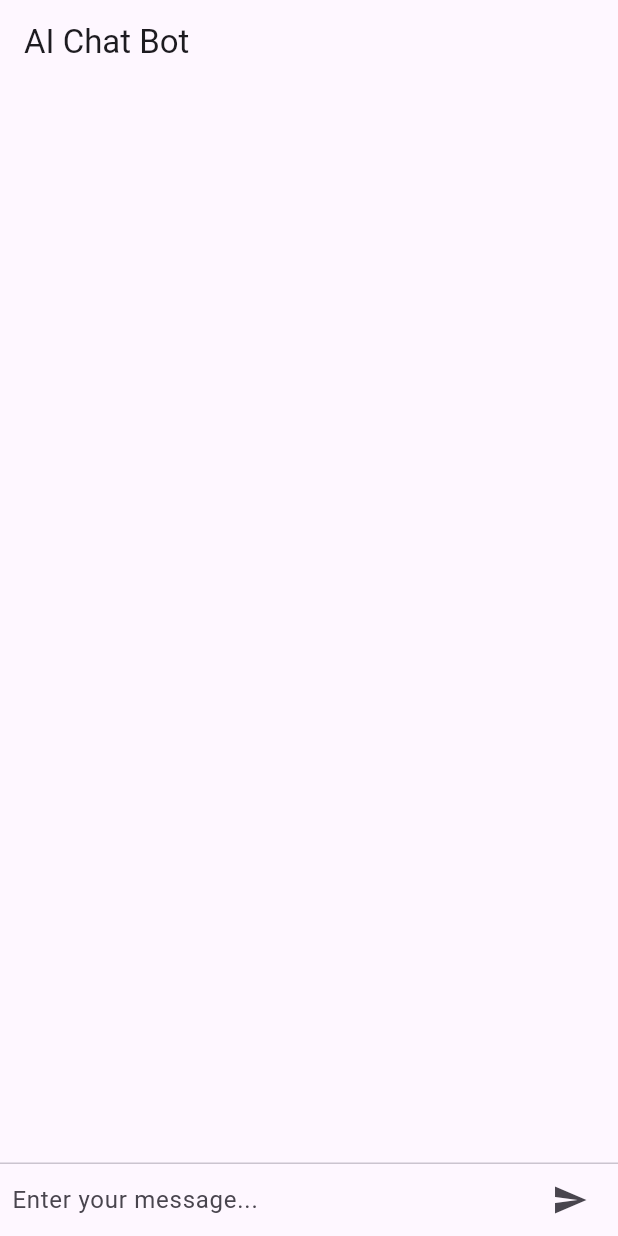
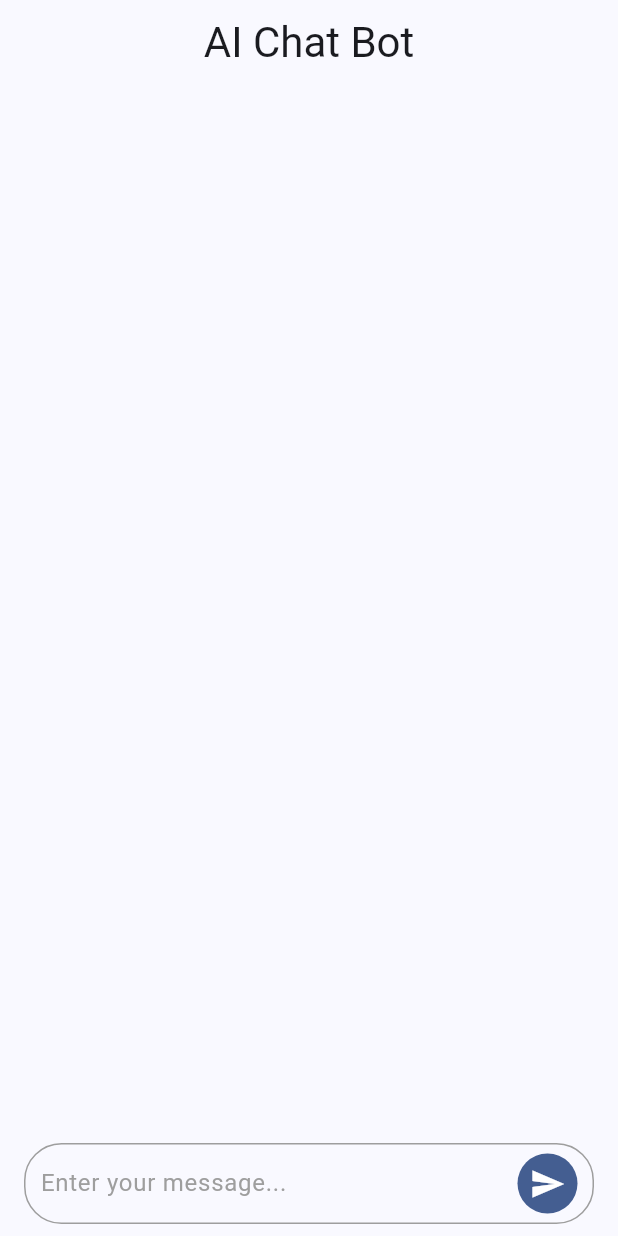
Before and after one commit to SKSritharan/flutter-playground, a Flutter app: the screen it shows after launch, on a phone screen of 412 x 824 dp. Run offline on Flutter 3.47's test engine with Material 3 defaults, Android fonts, the light colour scheme and no system bars; our stand-ins replace google_fonts, google_generative_ai, lucide_icons, share_plus, shimmer.

Commit message:
UI customization & env config

```diff
--- a/ai_chat_bot/lib/main.dart
+++ b/ai_chat_bot/lib/main.dart
@@ -14,7 +14,7 @@ class MyApp extends StatelessWidget {
     return MaterialApp(
       title: 'AI Chat Bot',
       theme: ThemeData(
-        colorScheme: ColorScheme.fromSeed(seedColor: Colors.deepPurple),
+        colorScheme: ColorScheme.fromSeed(seedColor: Colors.blueAccent),
         useMaterial3: true,
       ),
       debugShowCheckedModeBanner: false,
--- /dev/null
+++ b/ai_chat_bot/lib/models/chat_message.dart
@@ -0,0 +1,13 @@
+class ChatMessage {
+  final String id;
+  final bool isMe;
+  final String text;
+  final DateTime timestamp;
+
+  ChatMessage({
+    required this.id,
+    required this.isMe,
+    required this.text,
+    required this.timestamp,
+  });
+}
--- a/ai_chat_bot/lib/screens/chat_screen.dart
+++ b/ai_chat_bot/lib/screens/chat_screen.dart
@@ -1,7 +1,9 @@
+import 'package:ai_chat_bot/widgets/custom_text_composer.dart';
 import 'package:flutter/material.dart';
 import 'package:google_generative_ai/google_generative_ai.dart';
 
-import 'package:ai_chat_bot/widgets/chat_message.dart';
+import 'package:ai_chat_bot/models/chat_message.dart';
+import 'package:ai_chat_bot/widgets/chat_bubble.dart';
 
 class ChatScreen extends StatefulWidget {
   const ChatScreen({super.key});
@@ -11,18 +13,29 @@ class ChatScreen extends StatefulWidget {
 }
 
 class _ChatScreenState extends State<ChatScreen> {
-  static const String apiKey = 'AIzaSyD6vlXIWt9qsCuGLsHdnT-Ncd9Vah3hoYo';
-
-  final model = GenerativeModel(model: 'gemini-pro', apiKey: apiKey);
+  static String? apiKey;
+  late GenerativeModel model;
 
   final TextEditingController _textController = TextEditingController();
   final List<ChatMessage> _messages = <ChatMessage>[];
 
+  @override
+  void initState() {
+    _initModel();
+    super.initState();
+  }
+
+  void _initModel() async {
+    apiKey = const String.fromEnvironment('API_KEY');
+    model = GenerativeModel(model: 'gemini-pro', apiKey: apiKey!);
+  }
+
   void _handleSubmitted(String text) async {
     _textController.clear();
     ChatMessage message = ChatMessage(
+      id: DateTime.now().millisecondsSinceEpoch.toString(),
       text: text,
-      name: "User",
+      isMe: true,
       timestamp: DateTime.now(),
     );
 
@@ -36,17 +49,20 @@ class _ChatScreenState extends State<ChatScreen> {
       return Future.error(error!);
     }).catchError((error) {
       message = ChatMessage(
+        id: DateTime.now().millisecondsSinceEpoch.toString(),
         text: "Error: Failed to generate response.",
-        name: "AI",
+        isMe: false,
         timestamp: DateTime.now(),
       );
       setState(() {
         _messages.insert(0, message);
       });
+      throw error;
     }).then((value) {
       message = ChatMessage(
+        id: DateTime.now().millisecondsSinceEpoch.toString(),
         text: value.text!,
-        name: "AI",
+        isMe: false,
         timestamp: DateTime.now(),
       );
       setState(() {
@@ -55,34 +71,15 @@ class _ChatScreenState extends State<ChatScreen> {
     });
   }
 
-  Widget _buildTextComposer() {
-    return Container(
-      margin: const EdgeInsets.symmetric(horizontal: 8.0),
-      child: Row(
-        children: <Widget>[
-          Flexible(
-            child: TextField(
-              controller: _textController,
-              onSubmitted: _handleSubmitted,
-              decoration: const InputDecoration.collapsed(
-                hintText: 'Enter your message...',
-              ),
-            ),
-          ),
-          IconButton(
-            icon: const Icon(Icons.send),
-            onPressed: () => _handleSubmitted(_textController.text),
-          ),
-        ],
-      ),
-    );
-  }
-
   @override
   Widget build(BuildContext context) {
     return Scaffold(
       appBar: AppBar(
-        title: const Text('AI Chat Bot'),
+        title: Text(
+          'AI Chat Bot',
+          style: Theme.of(context).textTheme.headlineMedium,
+        ),
+        centerTitle: true,
       ),
       body: Column(
         children: <Widget>[
@@ -91,12 +88,21 @@ class _ChatScreenState extends State<ChatScreen> {
               reverse: true,
               itemCount: _messages.length,
               itemBuilder: (BuildContext context, int index) {
-                return _messages[index];
+                return ChatBubble(
+                  id: _messages[index].id,
+                  text: _messages[index].text,
+                  isMe: _messages[index].isMe,
+                  timestamp: _messages[index].timestamp,
+                );
               },
             ),
           ),
-          const Divider(height: 1.0),
-          _buildTextComposer(),
+          const SizedBox(height: 1),
+          CustomTextComposer(
+            hintText: 'Enter your message...',
+            textController: _textController,
+            handleSubmitted: _handleSubmitted,
+          ),
         ],
       ),
     );
--- /dev/null
+++ b/ai_chat_bot/lib/widgets/custom_text_composer.dart
@@ -0,0 +1,59 @@
+import 'package:flutter/material.dart';
+
+class CustomTextComposer extends StatelessWidget {
+  final String hintText;
+  final TextEditingController textController;
+  final void Function(String) handleSubmitted;
+
+  const CustomTextComposer({
+    required this.hintText,
+    required this.textController,
+    required this.handleSubmitted,
+    super.key,
+  });
+
+  @override
+  Widget build(BuildContext context) {
+    return Container(
+      margin: const EdgeInsets.symmetric(horizontal: 16.0, vertical: 8.0),
+      padding: const EdgeInsets.symmetric(horizontal: 10.0, vertical: 2.0),
+      decoration: BoxDecoration(
+        border: Border.all(color: Colors.grey, width: 1.0),
+        borderRadius: BorderRadius.circular(25.0),
+      ),
+      child: Row(
+        children: <Widget>[
+          Expanded(
+            child: TextField(
+              controller: textController,
+              onSubmitted: handleSubmitted,
+              decoration: InputDecoration(
+                hintText: hintText,
+                hintStyle: const TextStyle(
+                  color: Colors.grey,
+                ),
+                border: InputBorder.none,
+              ),
+            ),
+          ),
+          const SizedBox(width: 8.0),
+          Material(
+            color: Theme.of(context).primaryColor,
+            borderRadius: BorderRadius.circular(24.0),
+            child: InkWell(
+              borderRadius: BorderRadius.circular(24.0),
+              onTap: () => handleSubmitted(textController.text),
+              child: const Padding(
+                padding: EdgeInsets.all(8.0),
+                child: Icon(
+                  Icons.send,
+                  color: Colors.white,
+                ),
+              ),
+            ),
+          ),
+        ],
+      ),
+    );
+  }
+}
--- a/ai_chat_bot/pubspec.yaml
+++ b/ai_chat_bot/pubspec.yaml
@@ -36,6 +36,7 @@ dependencies:
   # Use with the CupertinoIcons class for iOS style icons.
   cupertino_icons: ^1.0.6
   google_generative_ai: ^0.2.2
+  intl: ^0.19.0
 
 dev_dependencies:
   flutter_test:
```
Also changed, not shown: ai_chat_bot/lib/widgets/chat_bubble.dart (added, +76 -0 lines), ai_chat_bot/lib/widgets/chat_message.dart (deleted, +0 -48 lines), ai_chat_bot/pubspec.lock.
